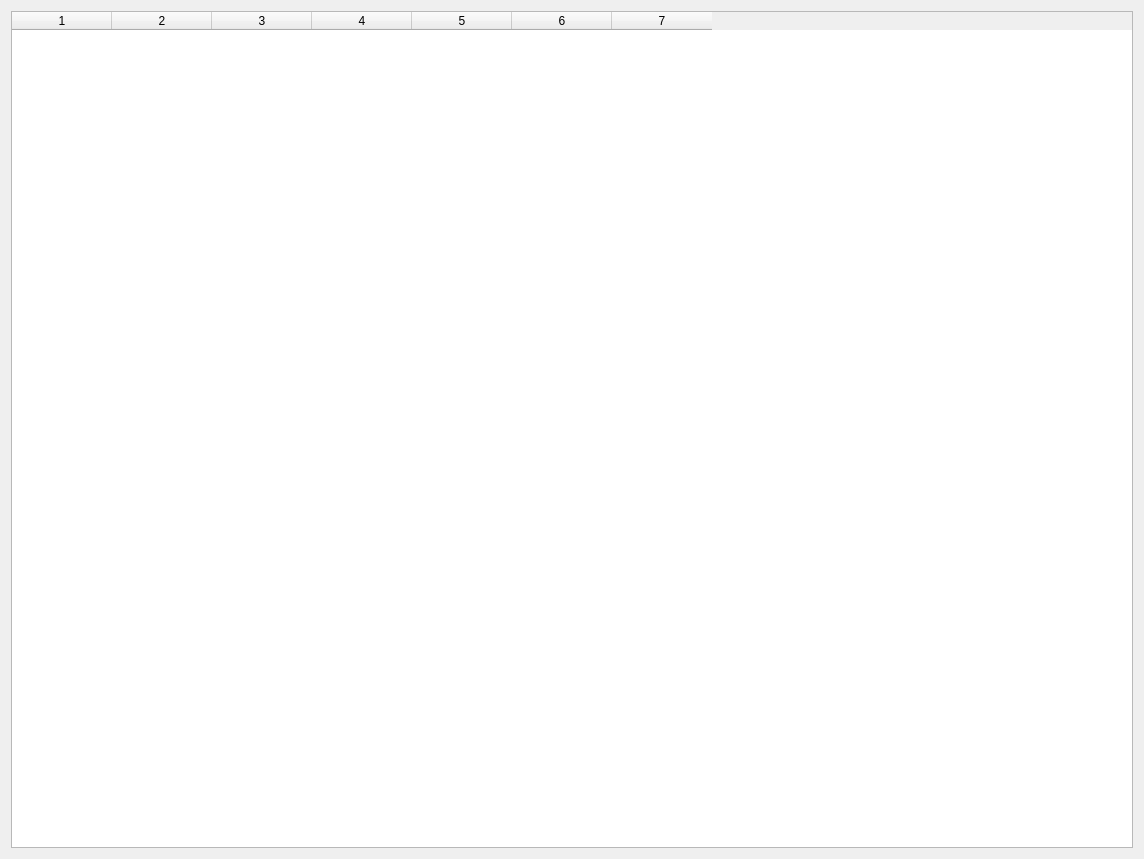
Before: the Qt Designer form main.ui in Rashitov-S/coffee-guide, drawn with Qt 5.
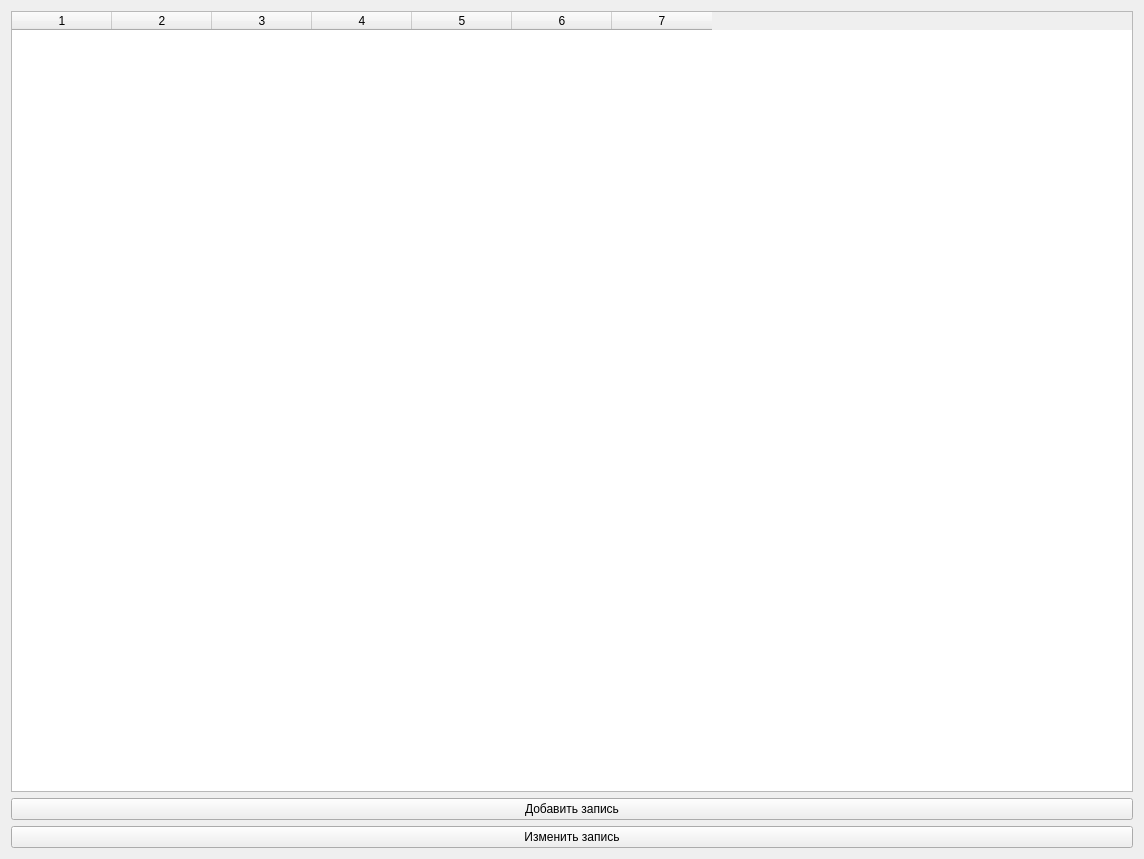
After: the same form once the commit is applied.

The edit to the form file:
```diff
--- a/main.ui
+++ b/main.ui
@@ -14,6 +14,13 @@
    <string>Form</string>
   </property>
   <layout class="QGridLayout" name="gridLayout">
+   <item row="1" column="0">
+    <widget class="QPushButton" name="addButton">
+     <property name="text">
+      <string>Добавить запись</string>
+     </property>
+    </widget>
+   </item>
    <item row="0" column="0">
     <widget class="QTableWidget" name="tableWidget">
      <property name="columnCount">
@@ -28,6 +35,13 @@
      <column/>
     </widget>
    </item>
+   <item row="2" column="0">
+    <widget class="QPushButton" name="editButton">
+     <property name="text">
+      <string>Изменить запись</string>
+     </property>
+    </widget>
+   </item>
   </layout>
  </widget>
  <resources/>
```
